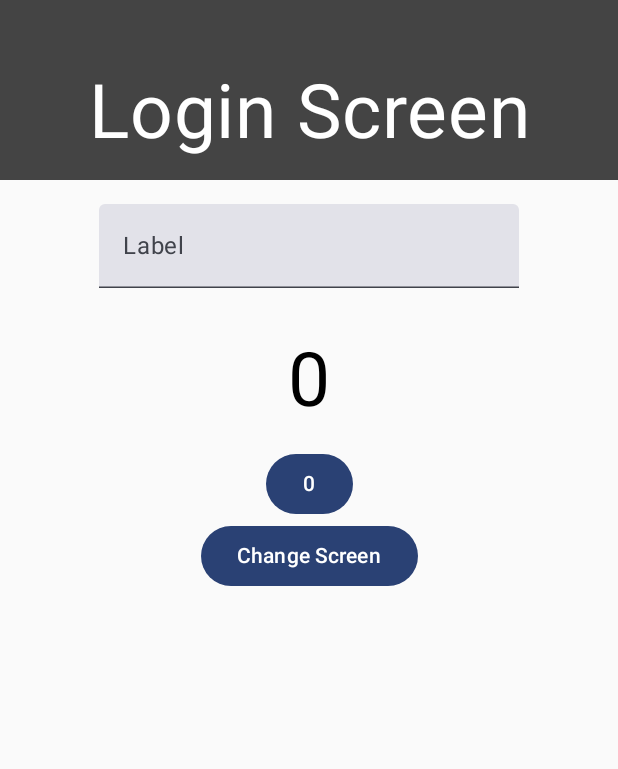
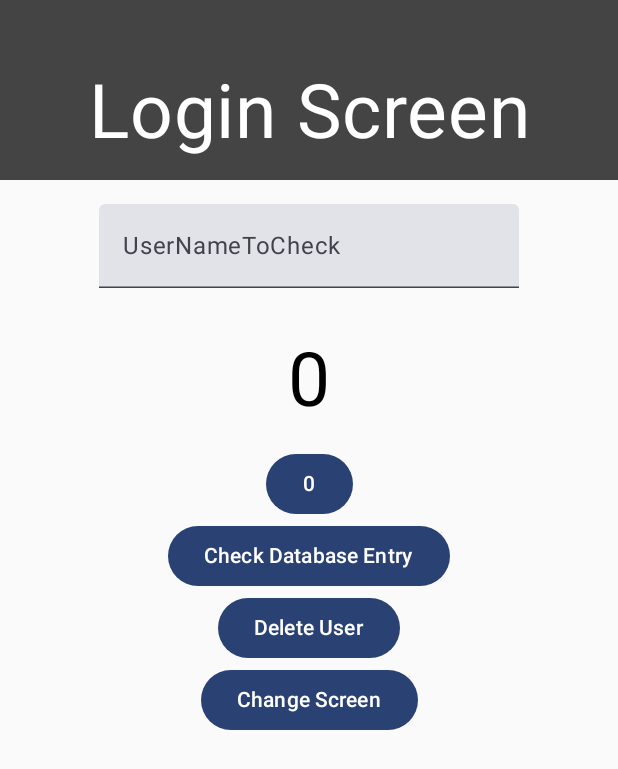
Before and after one commit to CoreyFricke/FinancialApp, an Android app built with Jetpack Compose: the screen it shows after launch (MainActivity), on a phone screen of 412 x 824 dp. Shown: the top 769 px of the screen. Run offline under Robolectric (Android 15) with nearby library versions, the phone set to English and light mode, and no system bars; our stand-ins replace Room's generated code.

Commit message:
Added Database

```diff
--- a/app/build.gradle.kts
+++ b/app/build.gradle.kts
@@ -2,6 +2,7 @@ plugins {
     alias(libs.plugins.android.application)
     alias(libs.plugins.kotlin.android)
     alias(libs.plugins.kotlin.compose)
+    id("com.google.devtools.ksp")
 }
 
 android {
@@ -60,6 +61,11 @@ dependencies {
     //Navigation
     implementation(libs.androidx.navigation.compose)
 
+    //Room
+    val room_version = "2.6.1"
+    implementation("androidx.room:room-runtime:$room_version")
+    ksp("androidx.room:room-compiler:$room_version")
+    implementation("androidx.room:room-ktx:$room_version")
 
     //ViewModel
     implementation("androidx.lifecycle:lifecycle-viewmodel-compose:2.6.1")
--- /dev/null
+++ b/app/src/main/java/com/example/financialapp/Databases/UserInfoDao.kt
@@ -0,0 +1,26 @@
+package com.example.financialapp.Databases
+
+import androidx.room.Dao
+import androidx.room.Query
+import androidx.room.Upsert
+import kotlinx.coroutines.flow.Flow
+
+@Dao
+interface UserInfoDao {
+
+    @Upsert
+    fun insertUserInfo(userInfo: UserInfo)
+
+    //DELETE
+    @Query("DELETE FROM userInfo WHERE userName = :userName")
+    fun deleteUserInfo(userName: String)
+
+    //GET_ALL_ENTRIES
+    @Query("SELECT * FROM userInfo ORDER BY userName ASC")
+    fun getUserInfoByUsername(): Flow<List<UserInfo>>
+
+    //CHECK_IF_USER_EXISTS
+    @Query("SELECT EXISTS(SELECT * FROM userInfo WHERE userName = :userName)")
+    fun isUserExist(userName: String) : Boolean
+
+}
--- /dev/null
+++ b/app/src/main/java/com/example/financialapp/Databases/UserInfoDatabase.kt
@@ -0,0 +1,12 @@
+package com.example.financialapp.Databases
+
+import androidx.room.Database
+import androidx.room.RoomDatabase
+
+@Database(
+    entities = [UserInfo::class],
+    version = 1
+)
+abstract class UserInfoDatabase: RoomDatabase() {
+    abstract val dao: UserInfoDao
+}
--- a/app/src/main/java/com/example/financialapp/LoginScreen.kt
+++ b/app/src/main/java/com/example/financialapp/LoginScreen.kt
@@ -1,5 +1,7 @@
 package com.example.financialapp
 
+import android.content.Context
+import android.widget.Toast
 import androidx.compose.foundation.background
 import androidx.compose.foundation.layout.Arrangement
 import androidx.compose.foundation.layout.Box
@@ -22,7 +24,7 @@ import androidx.navigation.NavController
 
 class LoginScreen{
     @Composable
-    fun FirstScreen(viewModel: LoginScreenViewModel, navController: NavController){
+    fun FirstScreen(viewModel: LoginScreenViewModel, navController: NavController, context: Context){
 
         Column(
             verticalArrangement = Arrangement.Top,
@@ -51,7 +53,7 @@ class LoginScreen{
                     .padding(16.dp),
                 value = viewModel.userInput,
                 onValueChange = {viewModel.userInput = it},
-                label = {Text("Label")}
+                label = {Text("UserNameToCheck")}
             )
             //Counter
             Box(){
@@ -59,7 +61,7 @@ class LoginScreen{
                     modifier = Modifier
                         .padding(16.dp),
                     textAlign = TextAlign.Center,
-                    text = viewModel.MultiplyByTwo().toString(),
+                    text = viewModel.multiplyByTwo().toString(),
                     fontSize = 50.sp,
                     color = Color.Black
                 )
@@ -69,6 +71,22 @@ class LoginScreen{
             }) {
                 Text(
                     text = viewModel.number.toString()
+                )
+            }
+            //CheckDatabase
+            Button(onClick = {
+                Toast.makeText(context, viewModel.checkUserExists(viewModel.userInput), Toast.LENGTH_LONG).show()
+            }) {
+                Text(
+                    text = "Check Database Entry"
+                )
+            }
+            //DeleteUser
+            Button(onClick = {
+                viewModel.deleteUser(viewModel.userInput)
+            }) {
+                Text(
+                    text = "Delete User"
                 )
             }
             //Navigation
--- a/app/src/main/java/com/example/financialapp/MainActivity.kt
+++ b/app/src/main/java/com/example/financialapp/MainActivity.kt
@@ -6,15 +6,24 @@ import androidx.activity.compose.setContent
 import androidx.activity.enableEdgeToEdge
 import androidx.activity.viewModels
 import androidx.compose.runtime.Composable
+import androidx.compose.ui.platform.LocalContext
 import androidx.navigation.compose.NavHost
 import androidx.navigation.compose.composable
 import androidx.navigation.compose.rememberNavController
+import androidx.room.Room
+import com.example.financialapp.Databases.UserInfoDatabase
 import com.example.financialapp.secondScreen.SecondScreen
 import com.example.financialapp.secondScreen.SecondScreenViewModel
 import com.example.financialapp.ui.theme.FinancialAppTheme
 
 class MainActivity : ComponentActivity() {
 
+    //Database?!?
+    companion object{
+        lateinit var database: UserInfoDatabase
+    }
+
+    //-----ViewModels-------
     //LoginScreen
     private val loginScreenViewModel by viewModels<LoginScreenViewModel>()
     //SecondScreen
@@ -22,6 +31,14 @@ class MainActivity : ComponentActivity() {
 
     override fun onCreate(savedInstanceState: Bundle?) {
         super.onCreate(savedInstanceState)
+
+        //Database?!?
+        database = Room.databaseBuilder(
+            applicationContext,
+            UserInfoDatabase::class.java,
+            "UserInfo"
+        ).allowMainThreadQueries().build()
+
         enableEdgeToEdge()
         setContent {
             FinancialAppTheme {
@@ -45,10 +62,17 @@ fun Navigation(
     val navController = rememberNavController()
     NavHost(navController = navController, startDestination = Screens.Login.name){
         composable(route = Screens.Login.name){
-            loginScreen.FirstScreen(loginScreenViewModel, navController = navController)
+            loginScreen.FirstScreen(
+                loginScreenViewModel,
+                navController = navController,
+                context = LocalContext.current
+            )
         }
         composable(route = Screens.Second.name){
-            secondScreen.FirstScreen(secondScreenViewModel, navController = navController)
+            secondScreen.FirstScreen(
+                secondScreenViewModel,
+                navController = navController
+            )
         }
     }
 }
--- a/build.gradle.kts
+++ b/build.gradle.kts
@@ -3,4 +3,5 @@ plugins {
     alias(libs.plugins.android.application) apply false
     alias(libs.plugins.kotlin.android) apply false
     alias(libs.plugins.kotlin.compose) apply false
+    id("com.google.devtools.ksp") version "2.0.21-1.0.27" apply false
 }
```
Also changed, not shown: app/src/main/java/com/example/financialapp/Databases/UserInfo.kt (added, +15 -0 lines), app/src/main/java/com/example/financialapp/LoginScreenViewModel.kt (+17 -1 lines).
